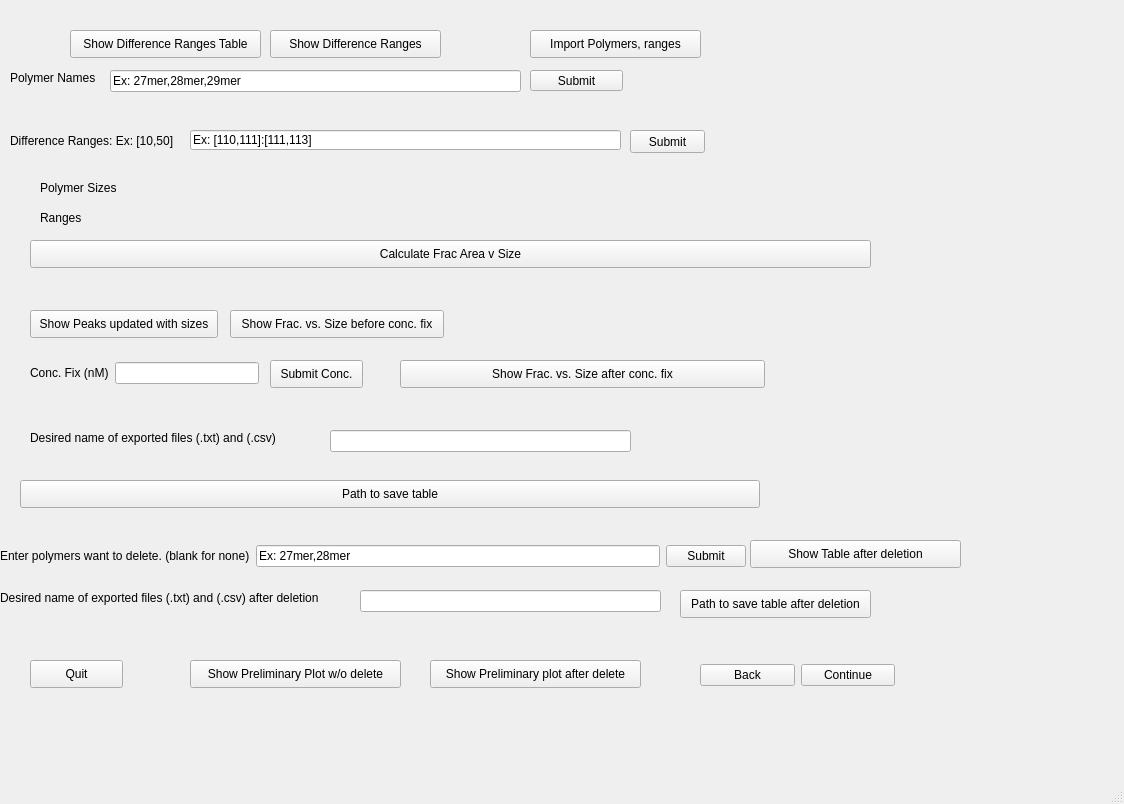
nafanh/DNA-Sequencer-Kinetic-Analysis, file polymer_bounds.ui: the form before one commit.
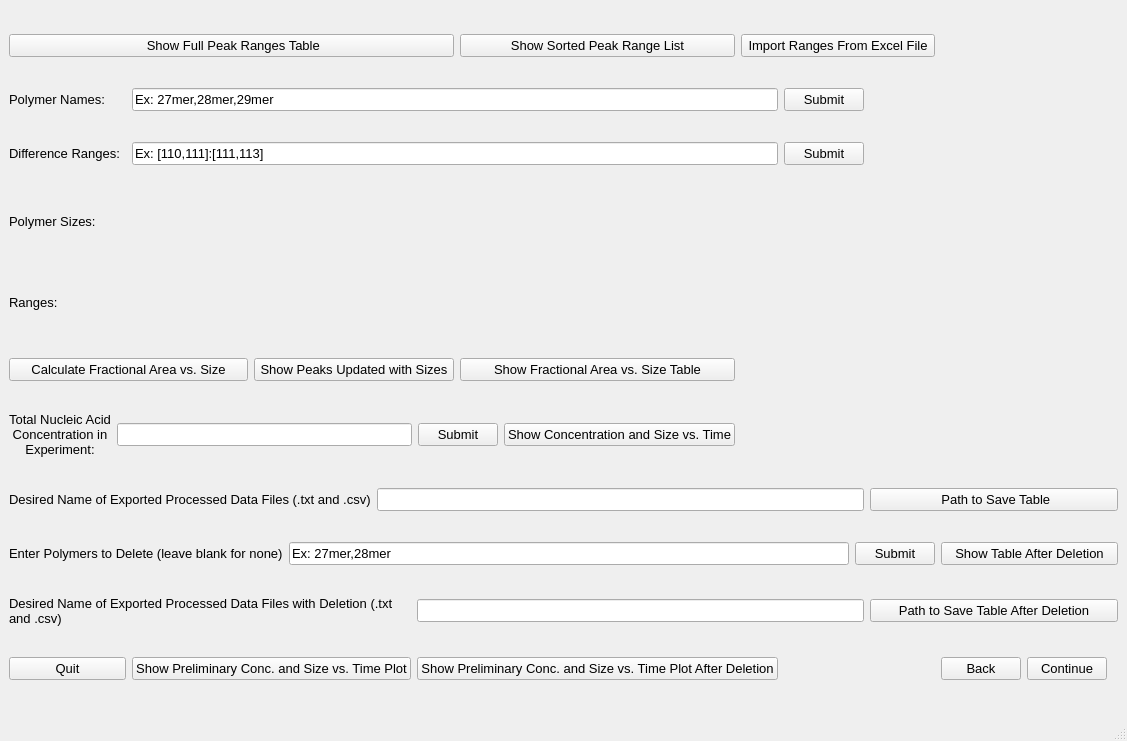
The form after the commit.

```diff
--- a/polymer_bounds.ui
+++ b/polymer_bounds.ui
@@ -6,419 +6,346 @@
    <rect>
     <x>0</x>
     <y>0</y>
-    <width>1124</width>
-    <height>804</height>
+    <width>1106</width>
+    <height>741</height>
    </rect>
   </property>
   <property name="windowTitle">
    <string>MainWindow</string>
   </property>
   <widget class="QWidget" name="centralwidget">
+   <layout class="QGridLayout" name="gridLayout">
+    <item row="9" column="3" colspan="7">
+     <widget class="QLineEdit" name="lineEdit_5">
+      <property name="font">
+       <font>
+        <pointsize>10</pointsize>
+       </font>
+      </property>
+     </widget>
+    </item>
+    <item row="11" column="10" colspan="4">
+     <widget class="QPushButton" name="pushButton_13">
+      <property name="font">
+       <font>
+        <pointsize>10</pointsize>
+       </font>
+      </property>
+      <property name="text">
+       <string>Path to Save Table After Deletion</string>
+      </property>
+     </widget>
+    </item>
+    <item row="4" column="0">
+     <widget class="QLabel" name="label_5">
+      <property name="maximumSize">
+       <size>
+        <width>16777215</width>
+        <height>50</height>
+       </size>
+      </property>
+      <property name="font">
+       <font>
+        <pointsize>10</pointsize>
+       </font>
+      </property>
+      <property name="text">
+       <string>Ranges:</string>
+      </property>
+     </widget>
+    </item>
+    <item row="9" column="0" colspan="3">
+     <widget class="QLabel" name="label_8">
+      <property name="font">
+       <font>
+        <pointsize>10</pointsize>
+       </font>
+      </property>
+      <property name="text">
+       <string>Desired Name of Exported Processed Data Files (.txt and .csv)</string>
+      </property>
+      <property name="alignment">
+       <set>Qt::AlignLeading|Qt::AlignLeft|Qt::AlignVCenter</set>
+      </property>
+     </widget>
+    </item>
+    <item row="6" column="0" colspan="2">
+     <widget class="QPushButton" name="pushButton_16">
+      <property name="font">
+       <font>
+        <pointsize>10</pointsize>
+       </font>
+      </property>
+      <property name="text">
+       <string>Calculate Fractional Area vs. Size</string>
+      </property>
+     </widget>
+    </item>
+    <item row="4" column="1" colspan="11">
+     <widget class="QLabel" name="label_6">
+      <property name="font">
+       <font>
+        <pointsize>10</pointsize>
+       </font>
+      </property>
+      <property name="text">
+       <string/>
+      </property>
+     </widget>
+    </item>
+    <item row="1" column="0">
    <widget class="QLabel" name="label_2">
-    <property name="geometry">
-     <rect>
-      <x>10</x>
-      <y>70</y>
-      <width>91</width>
-      <height>16</height>
-     </rect>
+      <property name="font">
+       <font>
+        <pointsize>10</pointsize>
+       </font>
     </property>
     <property name="text">
-     <string>Polymer Names</string>
-    </property>
-   </widget>
+       <string>Polymer Names:</string>
+      </property>
+     </widget>
+    </item>
+    <item row="8" column="6" colspan="2">
+     <widget class="QPushButton" name="pushButton_6">
+      <property name="font">
+       <font>
+        <pointsize>10</pointsize>
+       </font>
+      </property>
+      <property name="text">
+       <string>Show Concentration and Size vs. Time</string>
+      </property>
+     </widget>
+    </item>
+    <item row="3" column="0">
+     <widget class="QLabel" name="label_4">
+      <property name="maximumSize">
+       <size>
+        <width>16777215</width>
+        <height>50</height>
+       </size>
+      </property>
+      <property name="font">
+       <font>
+        <pointsize>10</pointsize>
+       </font>
+      </property>
+      <property name="text">
+       <string>Polymer Sizes:</string>
+      </property>
+     </widget>
+    </item>
+    <item row="9" column="10" colspan="4">
+     <widget class="QPushButton" name="pushButton_12">
+      <property name="font">
+       <font>
+        <pointsize>10</pointsize>
+       </font>
+      </property>
+      <property name="text">
+       <string> Path to Save Table</string>
+      </property>
+     </widget>
+    </item>
+    <item row="1" column="1" colspan="8">
    <widget class="QLineEdit" name="lineEdit_2">
-    <property name="geometry">
-     <rect>
-      <x>110</x>
-      <y>70</y>
-      <width>411</width>
-      <height>22</height>
-     </rect>
+      <property name="font">
+       <font>
+        <pointsize>10</pointsize>
+       </font>
     </property>
     <property name="text">
      <string>Ex: 27mer,28mer,29mer</string>
     </property>
    </widget>
-   <widget class="QPushButton" name="pushButton_2">
-    <property name="geometry">
-     <rect>
-      <x>530</x>
-      <y>70</y>
-      <width>93</width>
-      <height>21</height>
-     </rect>
+    </item>
+    <item row="6" column="2" colspan="3">
+     <widget class="QPushButton" name="pushButton_7">
+      <property name="font">
+       <font>
+        <pointsize>10</pointsize>
+       </font>
     </property>
     <property name="text">
-     <string>Submit</string>
-    </property>
-   </widget>
-   <widget class="QPushButton" name="pushButton">
-    <property name="geometry">
-     <rect>
-      <x>70</x>
-      <y>30</y>
-      <width>191</width>
-      <height>28</height>
-     </rect>
-    </property>
-    <property name="text">
-     <string>Show Difference Ranges Table</string>
-    </property>
-   </widget>
-   <widget class="QPushButton" name="pushButton_5">
-    <property name="geometry">
-     <rect>
-      <x>270</x>
-      <y>30</y>
-      <width>171</width>
-      <height>28</height>
-     </rect>
-    </property>
-    <property name="text">
-     <string>Show Difference Ranges</string>
-    </property>
-   </widget>
+       <string>Show Peaks Updated with Sizes</string>
+      </property>
+     </widget>
+    </item>
+    <item row="3" column="1" colspan="11">
    <widget class="QLabel" name="label">
-    <property name="geometry">
-     <rect>
-      <x>160</x>
-      <y>180</y>
-      <width>541</width>
-      <height>16</height>
-     </rect>
+      <property name="font">
+       <font>
+        <pointsize>10</pointsize>
+       </font>
     </property>
     <property name="text">
      <string/>
     </property>
    </widget>
-   <widget class="QLabel" name="label_3">
-    <property name="geometry">
-     <rect>
-      <x>10</x>
-      <y>120</y>
-      <width>181</width>
-      <height>41</height>
-     </rect>
+    </item>
+    <item row="12" column="1" colspan="3">
+     <widget class="QPushButton" name="pushButton_18">
+      <property name="font">
+       <font>
+        <pointsize>10</pointsize>
+       </font>
     </property>
     <property name="text">
-     <string>Difference Ranges: Ex: [10,50]</string>
-    </property>
-   </widget>
+       <string>Show Preliminary Conc. and Size vs. Time Plot</string>
+      </property>
+      <property name="flat">
+       <bool>false</bool>
+      </property>
+     </widget>
+    </item>
+    <item row="0" column="5" colspan="3">
+     <widget class="QPushButton" name="pushButton_5">
+      <property name="font">
+       <font>
+        <pointsize>10</pointsize>
+       </font>
+      </property>
+      <property name="text">
+       <string>Show Sorted Peak Range List</string>
+      </property>
+     </widget>
+    </item>
+    <item row="0" column="0" colspan="5">
+     <widget class="QPushButton" name="pushButton">
+      <property name="font">
+       <font>
+        <pointsize>10</pointsize>
+       </font>
+      </property>
+      <property name="text">
+       <string> Show Full Peak Ranges Table</string>
+      </property>
+     </widget>
+    </item>
+    <item row="0" column="8" colspan="4">
+     <widget class="QPushButton" name="pushButton_14">
+      <property name="font">
+       <font>
+        <pointsize>10</pointsize>
+       </font>
+      </property>
+      <property name="text">
+       <string>Import Ranges From Excel File</string>
+      </property>
+     </widget>
+    </item>
+    <item row="1" column="9">
+     <widget class="QPushButton" name="pushButton_2">
+      <property name="font">
+       <font>
+        <pointsize>10</pointsize>
+       </font>
+      </property>
+      <property name="text">
+       <string>Submit</string>
+      </property>
+     </widget>
+    </item>
+    <item row="2" column="1" colspan="8">
    <widget class="QLineEdit" name="lineEdit">
-    <property name="geometry">
-     <rect>
-      <x>190</x>
-      <y>130</y>
-      <width>431</width>
-      <height>20</height>
-     </rect>
+      <property name="font">
+       <font>
+        <pointsize>10</pointsize>
+       </font>
     </property>
     <property name="text">
      <string>Ex: [110,111]:[111,113]</string>
     </property>
    </widget>
-   <widget class="QPushButton" name="pushButton_3">
-    <property name="geometry">
-     <rect>
-      <x>630</x>
-      <y>130</y>
-      <width>75</width>
-      <height>23</height>
-     </rect>
-    </property>
-    <property name="text">
-     <string>Submit</string>
-    </property>
-   </widget>
-   <widget class="QLabel" name="label_4">
-    <property name="geometry">
-     <rect>
-      <x>40</x>
-      <y>180</y>
-      <width>91</width>
-      <height>16</height>
-     </rect>
-    </property>
-    <property name="text">
-     <string>Polymer Sizes</string>
-    </property>
-   </widget>
-   <widget class="QLabel" name="label_5">
-    <property name="geometry">
-     <rect>
-      <x>40</x>
-      <y>210</y>
-      <width>61</width>
-      <height>16</height>
-     </rect>
-    </property>
-    <property name="text">
-     <string>Ranges</string>
-    </property>
-   </widget>
-   <widget class="QLabel" name="label_6">
-    <property name="geometry">
-     <rect>
-      <x>160</x>
-      <y>210</y>
-      <width>551</width>
-      <height>16</height>
-     </rect>
-    </property>
-    <property name="text">
-     <string/>
-    </property>
-   </widget>
-   <widget class="QPushButton" name="pushButton_4">
-    <property name="geometry">
-     <rect>
-      <x>230</x>
-      <y>310</y>
-      <width>214</width>
-      <height>28</height>
-     </rect>
-    </property>
-    <property name="text">
-     <string>Show Frac. vs. Size before conc. fix</string>
-    </property>
-   </widget>
-   <widget class="QPushButton" name="pushButton_7">
-    <property name="geometry">
-     <rect>
-      <x>30</x>
-      <y>310</y>
-      <width>188</width>
-      <height>28</height>
-     </rect>
-    </property>
-    <property name="text">
-     <string>Show Peaks updated with sizes</string>
-    </property>
-   </widget>
-   <widget class="QLabel" name="label_9">
-    <property name="geometry">
-     <rect>
-      <x>670</x>
-      <y>660</y>
-      <width>171</width>
-      <height>16</height>
-     </rect>
-    </property>
-    <property name="text">
-     <string/>
-    </property>
-   </widget>
+    </item>
+    <item row="10" column="12" colspan="2">
    <widget class="QPushButton" name="pushButton_11">
-    <property name="geometry">
-     <rect>
-      <x>750</x>
-      <y>540</y>
-      <width>211</width>
-      <height>28</height>
-     </rect>
+      <property name="font">
+       <font>
+        <pointsize>10</pointsize>
+       </font>
     </property>
     <property name="text">
-     <string>Show Table after deletion</string>
-    </property>
-   </widget>
+       <string>Show Table After Deletion</string>
+      </property>
+     </widget>
+    </item>
+    <item row="2" column="9">
+     <widget class="QPushButton" name="pushButton_3">
+      <property name="font">
+       <font>
+        <pointsize>10</pointsize>
+       </font>
+      </property>
+      <property name="text">
+       <string>Submit</string>
+      </property>
+     </widget>
+    </item>
+    <item row="12" column="0">
    <widget class="QPushButton" name="pushButton_10">
-    <property name="geometry">
-     <rect>
-      <x>30</x>
-      <y>660</y>
-      <width>93</width>
-      <height>28</height>
-     </rect>
+      <property name="font">
+       <font>
+        <pointsize>10</pointsize>
+       </font>
     </property>
     <property name="text">
      <string>Quit</string>
     </property>
    </widget>
-   <widget class="QPushButton" name="pushButton_12">
-    <property name="geometry">
-     <rect>
-      <x>20</x>
-      <y>480</y>
-      <width>740</width>
-      <height>28</height>
-     </rect>
-    </property>
-    <property name="text">
-     <string>Path to save table</string>
-    </property>
-   </widget>
-   <widget class="QPushButton" name="pushButton_13">
-    <property name="geometry">
-     <rect>
-      <x>680</x>
-      <y>590</y>
-      <width>191</width>
-      <height>28</height>
-     </rect>
-    </property>
-    <property name="text">
-     <string>Path to save table after deletion</string>
-    </property>
-   </widget>
-   <widget class="QPushButton" name="pushButton_14">
-    <property name="geometry">
-     <rect>
-      <x>530</x>
-      <y>30</y>
-      <width>171</width>
-      <height>28</height>
-     </rect>
-    </property>
-    <property name="text">
-     <string>Import Polymers, ranges</string>
-    </property>
-   </widget>
-   <widget class="QPushButton" name="pushButton_15">
-    <property name="geometry">
-     <rect>
-      <x>270</x>
-      <y>360</y>
-      <width>93</width>
-      <height>28</height>
-     </rect>
-    </property>
-    <property name="text">
-     <string>Submit Conc.</string>
-    </property>
-   </widget>
-   <widget class="QPushButton" name="pushButton_16">
-    <property name="geometry">
-     <rect>
-      <x>30</x>
-      <y>240</y>
-      <width>841</width>
-      <height>28</height>
-     </rect>
-    </property>
-    <property name="text">
-     <string>Calculate Frac Area v Size</string>
-    </property>
-   </widget>
-   <widget class="QLabel" name="label_8">
-    <property name="geometry">
-     <rect>
-      <x>30</x>
-      <y>430</y>
-      <width>271</width>
-      <height>16</height>
-     </rect>
-    </property>
-    <property name="text">
-     <string>Desired name of exported files (.txt) and (.csv)</string>
-    </property>
-   </widget>
-   <widget class="QLineEdit" name="lineEdit_5">
-    <property name="geometry">
-     <rect>
-      <x>330</x>
-      <y>430</y>
-      <width>301</width>
-      <height>22</height>
-     </rect>
-    </property>
-   </widget>
-   <widget class="QPushButton" name="pushButton_6">
-    <property name="geometry">
-     <rect>
-      <x>400</x>
-      <y>360</y>
-      <width>365</width>
-      <height>28</height>
-     </rect>
-    </property>
-    <property name="text">
-     <string>Show Frac. vs. Size after conc. fix</string>
-    </property>
-   </widget>
-   <widget class="QLabel" name="label_11">
-    <property name="geometry">
-     <rect>
-      <x>0</x>
-      <y>590</y>
-      <width>351</width>
-      <height>16</height>
-     </rect>
-    </property>
-    <property name="text">
-     <string>Desired name of exported files (.txt) and (.csv) after deletion</string>
-    </property>
-   </widget>
-   <widget class="QLineEdit" name="lineEdit_6">
-    <property name="geometry">
-     <rect>
-      <x>360</x>
-      <y>590</y>
-      <width>301</width>
-      <height>22</height>
-     </rect>
-    </property>
-   </widget>
-   <widget class="QPushButton" name="pushButton_18">
-    <property name="geometry">
-     <rect>
-      <x>190</x>
-      <y>660</y>
-      <width>211</width>
-      <height>28</height>
-     </rect>
-    </property>
-    <property name="text">
-     <string>Show Preliminary Plot w/o delete</string>
-    </property>
-   </widget>
-   <widget class="QPushButton" name="pushButton_19">
-    <property name="geometry">
-     <rect>
-      <x>430</x>
-      <y>660</y>
-      <width>211</width>
-      <height>28</height>
-     </rect>
-    </property>
-    <property name="text">
-     <string>Show Preliminary plot after delete</string>
-    </property>
-   </widget>
-   <widget class="QWidget" name="">
-    <property name="geometry">
-     <rect>
-      <x>30</x>
-      <y>360</y>
-      <width>229</width>
-      <height>26</height>
-     </rect>
-    </property>
+    </item>
+    <item row="8" column="0" colspan="6">
     <layout class="QHBoxLayout" name="horizontalLayout_3">
      <item>
       <widget class="QLabel" name="label_7">
+        <property name="font">
+         <font>
+          <pointsize>10</pointsize>
+         </font>
+        </property>
        <property name="text">
-        <string>Conc. Fix (nM)</string>
-       </property>
+         <string>Total Nucleic Acid Concentration in Experiment:</string>
+        </property>
+        <property name="alignment">
+         <set>Qt::AlignCenter</set>
+        </property>
+        <property name="wordWrap">
+         <bool>true</bool>
+        </property>
       </widget>
      </item>
      <item>
-      <widget class="QLineEdit" name="lineEdit_3"/>
-     </item>
-    </layout>
-   </widget>
-   <widget class="QWidget" name="">
-    <property name="geometry">
-     <rect>
-      <x>700</x>
-      <y>660</y>
-      <width>195</width>
-      <height>30</height>
-     </rect>
-    </property>
+       <widget class="QLineEdit" name="lineEdit_3">
+        <property name="font">
+         <font>
+          <pointsize>10</pointsize>
+         </font>
+        </property>
+       </widget>
+      </item>
+      <item>
+       <widget class="QPushButton" name="pushButton_15">
+        <property name="font">
+         <font>
+          <pointsize>10</pointsize>
+         </font>
+        </property>
+        <property name="text">
+         <string>Submit</string>
+        </property>
+       </widget>
+      </item>
+     </layout>
+    </item>
+    <item row="12" column="12">
     <layout class="QHBoxLayout" name="horizontalLayout">
      <item>
       <widget class="QPushButton" name="pushButton_8">
+        <property name="font">
+         <font>
+          <pointsize>10</pointsize>
+         </font>
+        </property>
        <property name="text">
         <string>Back</string>
        </property>
@@ -426,34 +353,41 @@
      </item>
      <item>
       <widget class="QPushButton" name="pushButton_9">
+        <property name="font">
+         <font>
+          <pointsize>10</pointsize>
+         </font>
+        </property>
        <property name="text">
         <string>Continue</string>
        </property>
       </widget>
      </item>
     </layout>
-   </widget>
-   <widget class="QWidget" name="">
-    <property name="geometry">
-     <rect>
-      <x>0</x>
-      <y>540</y>
-      <width>746</width>
-      <height>32</height>
-     </rect>
-    </property>
+    </item>
+    <item row="10" column="0" colspan="12">
     <layout class="QHBoxLayout" name="horizontalLayout_5">
      <item>
       <layout class="QHBoxLayout" name="horizontalLayout_2">
        <item>
         <widget class="QLabel" name="label_10">
+          <property name="font">
+           <font>
+            <pointsize>10</pointsize>
+           </font>
+          </property>
          <property name="text">
-          <string>Enter polymers want to delete. (blank for none)</string>
+           <string>Enter Polymers to Delete (leave blank for none)</string>
          </property>
         </widget>
        </item>
        <item>
         <widget class="QLineEdit" name="lineEdit_4">
+          <property name="font">
+           <font>
+            <pointsize>10</pointsize>
+           </font>
+          </property>
          <property name="text">
           <string>Ex: 27mer,28mer</string>
          </property>
@@ -461,6 +395,11 @@
        </item>
        <item>
         <widget class="QPushButton" name="pushButton_17">
+          <property name="font">
+           <font>
+            <pointsize>10</pointsize>
+           </font>
+          </property>
          <property name="text">
           <string>Submit</string>
          </property>
@@ -469,7 +408,71 @@
       </layout>
      </item>
     </layout>
-   </widget>
+    </item>
+    <item row="6" column="5" colspan="3">
+     <widget class="QPushButton" name="pushButton_4">
+      <property name="font">
+       <font>
+        <pointsize>10</pointsize>
+       </font>
+      </property>
+      <property name="text">
+       <string>Show Fractional Area vs. Size Table</string>
+      </property>
+     </widget>
+    </item>
+    <item row="11" column="0" colspan="4">
+     <widget class="QLabel" name="label_11">
+      <property name="font">
+       <font>
+        <pointsize>10</pointsize>
+       </font>
+      </property>
+      <property name="text">
+       <string>Desired Name of Exported Processed Data Files with Deletion (.txt and .csv)</string>
+      </property>
+      <property name="alignment">
+       <set>Qt::AlignLeading|Qt::AlignLeft|Qt::AlignVCenter</set>
+      </property>
+      <property name="wordWrap">
+       <bool>true</bool>
+      </property>
+     </widget>
+    </item>
+    <item row="2" column="0">
+     <widget class="QLabel" name="label_3">
+      <property name="font">
+       <font>
+        <pointsize>10</pointsize>
+       </font>
+      </property>
+      <property name="text">
+       <string>Difference Ranges:</string>
+      </property>
+     </widget>
+    </item>
+    <item row="11" column="4" colspan="6">
+     <widget class="QLineEdit" name="lineEdit_6">
+      <property name="font">
+       <font>
+        <pointsize>10</pointsize>
+       </font>
+      </property>
+     </widget>
+    </item>
+    <item row="12" column="4" colspan="5">
+     <widget class="QPushButton" name="pushButton_19">
+      <property name="font">
+       <font>
+        <pointsize>10</pointsize>
+       </font>
+      </property>
+      <property name="text">
+       <string>Show Preliminary Conc. and Size vs. Time Plot After Deletion</string>
+      </property>
+     </widget>
+    </item>
+   </layout>
   </widget>
   <widget class="QMenuBar" name="menubar">
    <property name="geometry">
```
Left out of the diff: 6 changed lines with no effect on the pictures. Lines whose indentation alone changed are shown as unchanged.
